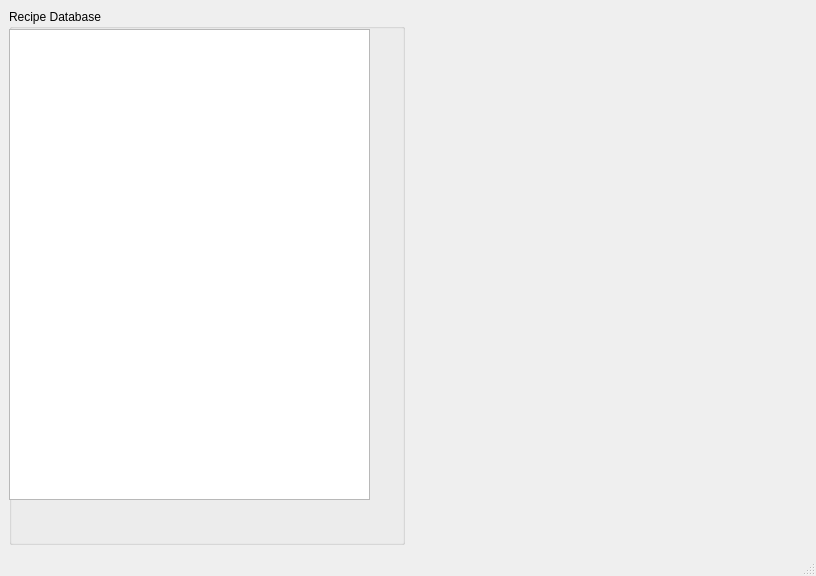
Above: recipemanager.ui from mgritz/fridgeexplorer before the change. Below: the same form after it.
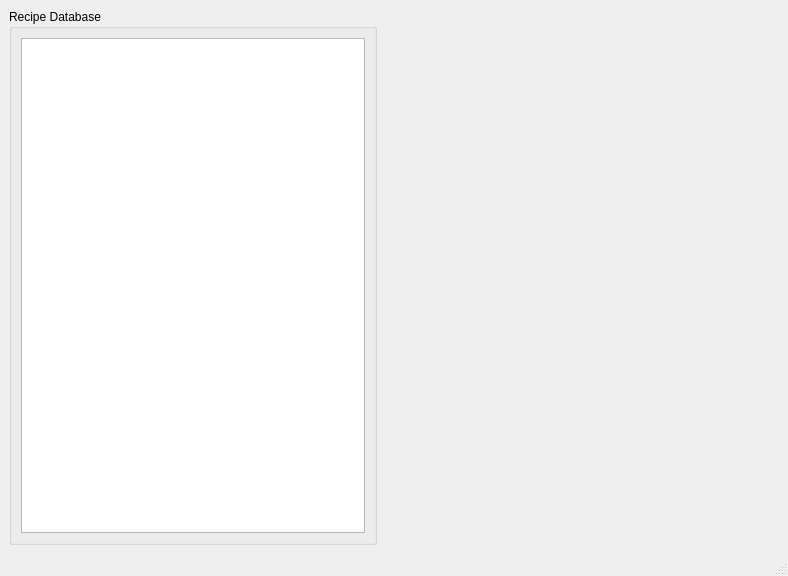
That is the form after the change.

Commit message: beautify manager ui

Patch:
```diff
--- a/recipemanager.ui
+++ b/recipemanager.ui
@@ -6,7 +6,7 @@
    <rect>
     <x>0</x>
     <y>0</y>
-    <width>816</width>
+    <width>788</width>
     <height>576</height>
    </rect>
   </property>
@@ -20,20 +20,21 @@
       <property name="title">
        <string>Recipe Database</string>
       </property>
-      <widget class="QListWidget" name="list_recipes">
-       <property name="geometry">
-        <rect>
-         <x>0</x>
-         <y>20</y>
-         <width>361</width>
-         <height>471</height>
-        </rect>
-       </property>
-      </widget>
+      <layout class="QHBoxLayout" name="horizontalLayout_2">
+       <item>
+        <widget class="QListWidget" name="list_recipes"/>
+       </item>
+      </layout>
      </widget>
     </item>
     <item>
      <widget class="QWidget" name="recipe_details_cont" native="true">
+      <property name="minimumSize">
+       <size>
+        <width>396</width>
+        <height>514</height>
+       </size>
+      </property>
       <layout class="QHBoxLayout" name="horizontalLayout_3"/>
      </widget>
     </item>
```
Left out of the diff: 4 changed lines with no effect on the pictures. The commit also changes 1 other file.
